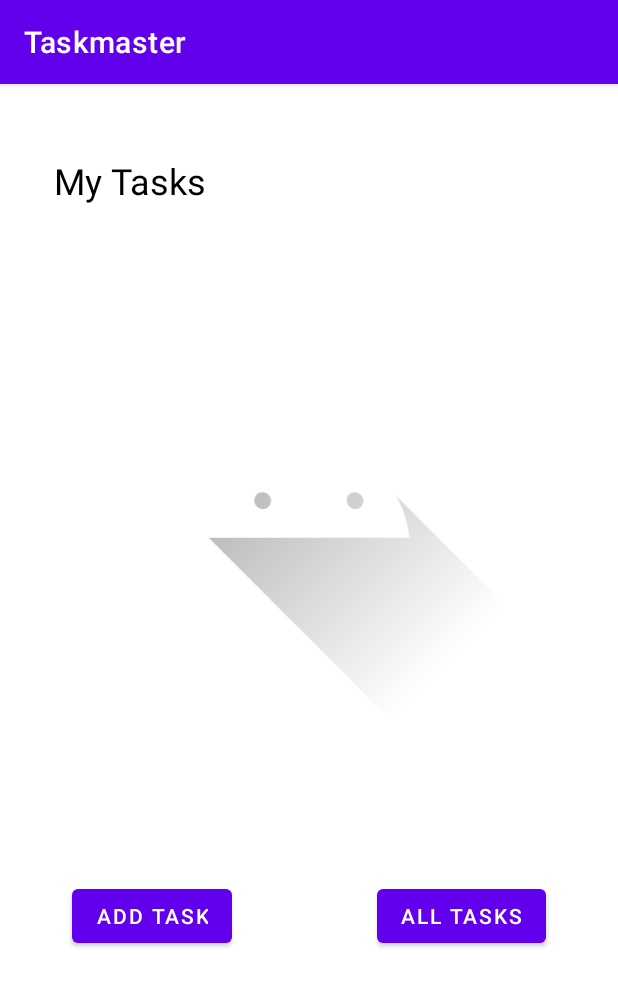
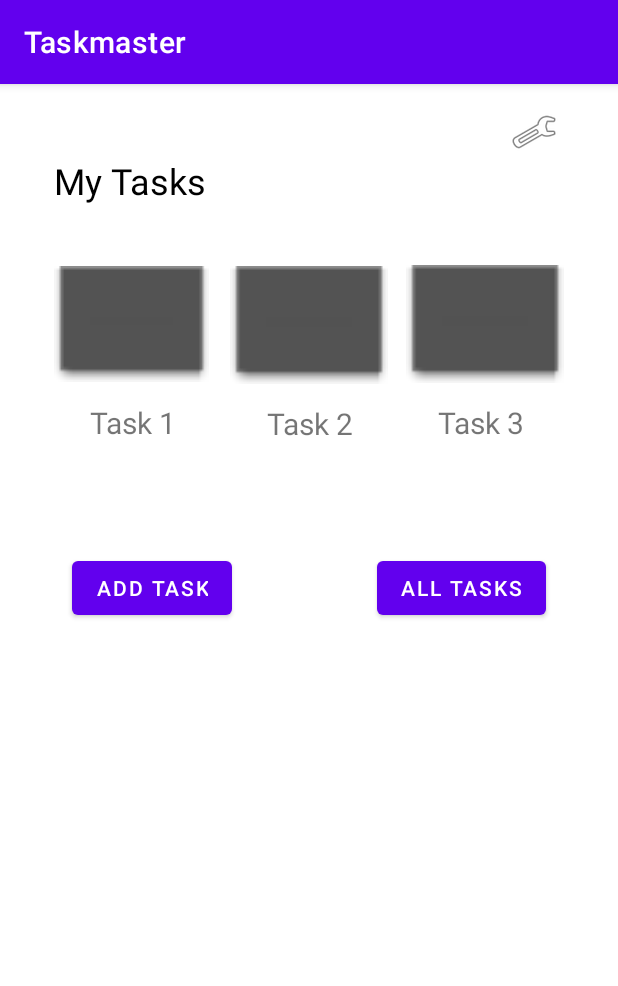
Before and after one commit to hkimbrough22/taskmaster, an Android app: the screen it shows after launch (MainActivity), on a phone screen of 412 x 824 dp. Shown: the top 986 px of the screen. Run offline under Robolectric (Android 15) with nearby library versions, the phone set to English and light mode, and no system bars.

Commit message:
adds settings page and allows user to set their username, sets up three hard-coded tasks on mainpage and functionality when clicked

```diff
--- a/app/src/main/AndroidManifest.xml
+++ b/app/src/main/AndroidManifest.xml
@@ -9,6 +9,12 @@
         android:roundIcon="@mipmap/ic_launcher_round"
         android:supportsRtl="true"
         android:theme="@style/Theme.Taskmaster">
+        <activity
+            android:name=".TaskDetailsActivity"
+            android:exported="true" />
+        <activity
+            android:name=".UserSettingsActivity"
+            android:exported="true" />
         <activity
             android:name=".AllTasksActivity"
             android:exported="true" />
--- a/app/src/main/java/com/hkimbrough22/taskmaster/MainActivity.java
+++ b/app/src/main/java/com/hkimbrough22/taskmaster/MainActivity.java
@@ -3,12 +3,17 @@ package com.hkimbrough22.taskmaster;
 import androidx.appcompat.app.AppCompatActivity;
 
 import android.content.Intent;
+import android.media.Image;
 import android.os.Bundle;
 import android.widget.Button;
+import android.widget.ImageView;
+import android.widget.TextView;
 
 public class MainActivity extends AppCompatActivity {
 
     public final static String SUBMITTED = "Submitted!";
+    public final static String TASK_EXTRA_STRING = "taskNum";
+
 
     @Override
     protected void onCreate(Bundle savedInstanceState) {
@@ -27,5 +32,37 @@ public class MainActivity extends AppCompatActivity {
             Intent allTasksIntent = new Intent(MainActivity.this, AllTasksActivity.class);
             startActivity(allTasksIntent);
         });
+
+        ImageView userSettingsImageView = findViewById(R.id.userSettingsImageView);
+        userSettingsImageView.setOnClickListener(view -> {
+            Intent userSettingsIntent = new Intent(MainActivity.this, UserSettingsActivity.class);
+            startActivity(userSettingsIntent);
+        });
+
+        ImageView task1 = findViewById(R.id.homepageImageView);
+        ImageView task2 = findViewById(R.id.homepageImageView2);
+        ImageView task3 = findViewById(R.id.homepageImageView3);
+
+        task1.setOnClickListener(view -> {
+            TextView taskNum = findViewById(R.id.homepageTask1TitleTextView);
+            Intent taskDetailsIntent = new Intent(MainActivity.this, TaskDetailsActivity.class);
+            taskDetailsIntent.putExtra(TASK_EXTRA_STRING, taskNum.getText());
+            startActivity(taskDetailsIntent);
+        });
+
+        task2.setOnClickListener(view -> {
+            TextView taskNum = findViewById(R.id.homepageTask2TitleTextView);
+            Intent taskDetailsIntent = new Intent(MainActivity.this, TaskDetailsActivity.class);
+            taskDetailsIntent.putExtra(TASK_EXTRA_STRING, taskNum.getText());
+            startActivity(taskDetailsIntent);
+        });
+
+        task3.setOnClickListener(view -> {
+            TextView taskNum = findViewById(R.id.homepageTask3TitleTextView);
+            Intent taskDetailsIntent = new Intent(MainActivity.this, TaskDetailsActivity.class);
+            taskDetailsIntent.putExtra(TASK_EXTRA_STRING, taskNum.getText());
+            startActivity(taskDetailsIntent);
+        });
+
     }
 }
--- a/app/src/main/res/layout/activity_main.xml
+++ b/app/src/main/res/layout/activity_main.xml
@@ -22,16 +22,38 @@
 
     <ImageView
         android:id="@+id/homepageImageView"
-        android:layout_width="332dp"
-        android:layout_height="314dp"
-        android:layout_marginStart="40dp"
-        android:layout_marginTop="36dp"
-        android:layout_marginEnd="40dp"
+        android:layout_width="103dp"
+        android:layout_height="104dp"
+        android:layout_marginStart="36dp"
+        android:layout_marginTop="108dp"
+        app:layout_constraintStart_toStartOf="parent"
+        app:layout_constraintTop_toTopOf="parent"
+        app:srcCompat="@android:drawable/editbox_dropdown_dark_frame" />
+
+    <ImageView
+        android:id="@+id/homepageImageView2"
+        android:layout_width="105dp"
+        android:layout_height="104dp"
+        android:layout_marginStart="6dp"
+        android:layout_marginTop="28dp"
+        android:layout_marginEnd="6dp"
+        app:layout_constraintEnd_toStartOf="@+id/homepageImageView3"
+        app:layout_constraintHorizontal_bias="0.571"
+        app:layout_constraintStart_toEndOf="@+id/homepageImageView"
+        app:layout_constraintTop_toBottomOf="@+id/homepageTitleTextView"
+        app:srcCompat="@android:drawable/editbox_dropdown_dark_frame" />
+
+    <ImageView
+        android:id="@+id/homepageImageView3"
+        android:layout_width="105dp"
+        android:layout_height="104dp"
+        android:layout_marginTop="24dp"
+        android:layout_marginEnd="36dp"
+        app:layout_constraintBottom_toBottomOf="@+id/homepageImageView"
         app:layout_constraintEnd_toEndOf="parent"
-        app:layout_constraintHorizontal_bias="1.0"
-        app:layout_constraintStart_toStartOf="parent"
         app:layout_constraintTop_toBottomOf="@+id/homepageTitleTextView"
-        app:srcCompat="@drawable/ic_launcher_foreground" />
+        app:layout_constraintVertical_bias="1.0"
+        app:srcCompat="@android:drawable/editbox_dropdown_dark_frame" />
 
     <Button
         android:id="@+id/homepageAddTaskButton"
@@ -53,4 +75,48 @@
         app:layout_constraintEnd_toEndOf="parent"
         app:layout_constraintTop_toBottomOf="@+id/homepageImageView" />
 
+    <ImageView
+        android:id="@+id/userSettingsImageView"
+        android:layout_width="wrap_content"
+        android:layout_height="wrap_content"
+        android:layout_marginTop="16dp"
+        android:layout_marginEnd="40dp"
+        app:layout_constraintEnd_toEndOf="parent"
+        app:layout_constraintTop_toTopOf="parent"
+        app:srcCompat="@android:drawable/ic_menu_preferences" />
+
+    <TextView
+        android:id="@+id/homepageTask1TitleTextView"
+        android:layout_width="wrap_content"
+        android:layout_height="wrap_content"
+        android:layout_marginEnd="60dp"
+        android:text="@string/Task1"
+        android:textSize="20sp"
+        app:layout_constraintEnd_toStartOf="@+id/homepageTask2TitleTextView"
+        app:layout_constraintHorizontal_bias="1.0"
+        app:layout_constraintStart_toStartOf="parent"
+        app:layout_constraintTop_toBottomOf="@+id/homepageImageView" />
+
+    <TextView
+        android:id="@+id/homepageTask2TitleTextView"
+        android:layout_width="wrap_content"
+        android:layout_height="wrap_content"
+        android:layout_marginEnd="176dp"
+        android:text="@string/task2"
+        android:textSize="20sp"
+        app:layout_constraintBottom_toBottomOf="parent"
+        app:layout_constraintEnd_toEndOf="parent"
+        app:layout_constraintTop_toBottomOf="@+id/homepageImageView2"
+        app:layout_constraintVertical_bias="0.0" />
+
+    <TextView
+        android:id="@+id/homepageTask3TitleTextView"
+        android:layout_width="wrap_content"
+        android:layout_height="wrap_content"
+        android:layout_marginStart="56dp"
+        android:text="@string/task3"
+        android:textSize="20sp"
+        app:layout_constraintStart_toEndOf="@+id/homepageTask2TitleTextView"
+        app:layout_constraintTop_toBottomOf="@+id/homepageImageView3" />
+
 </androidx.constraintlayout.widget.ConstraintLayout>
--- a/app/src/main/res/values/strings.xml
+++ b/app/src/main/res/values/strings.xml
@@ -6,4 +6,12 @@
     <string name="taskTitle">Task Title</string>
     <string name="taskDescription">Task Description</string>
     <string name="addTaskTitle">Add a Task</string>
+    <string name="userSettingsTitle">User Settings</string>
+    <string name="usernameTitle">Username</string>
+    <string name="save">Save</string>
+    <string name="submitted">Settings Saved!</string>
+    <string name="lorem">Lorem Ipsum is simply dummy text of the printing and typesetting industry. Lorem Ipsum has been the industry\'s standard dummy text ever since the 1500s, when an unknown printer took a galley of type and scrambled it to make a type specimen book. It has survived not only five centuries, but also the leap into electronic typesetting, remaining essentially unchanged. It was popularised in the 1960s with the release of Letraset sheets containing Lorem Ipsum passages, and more recently with desktop publishing software like Aldus PageMaker including versions of Lorem Ipsum.</string>
+    <string name="Task1">Task 1</string>
+    <string name="task2">Task 2</string>
+    <string name="task3">Task 3</string>
 </resources>
```
Also changed, not shown: app/src/main/java/com/hkimbrough22/taskmaster/TaskDetailsActivity.java (added, +23 -0 lines), app/src/main/java/com/hkimbrough22/taskmaster/UserSettingsActivity.java (added, +43 -0 lines), app/src/main/res/layout/activity_task_details.xml (added, +32 -0 lines), app/src/main/res/layout/activity_user_settings.xml (added, +55 -0 lines).
